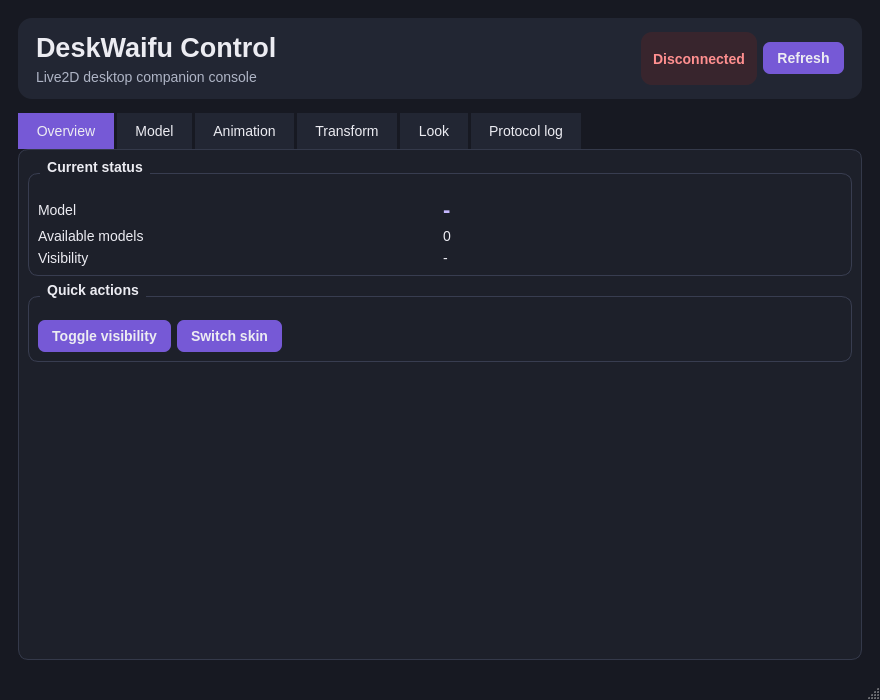
The window that control/MainWindow.ui (ad2248/DeskWaifu) describes before a commit, drawn with Qt 5.
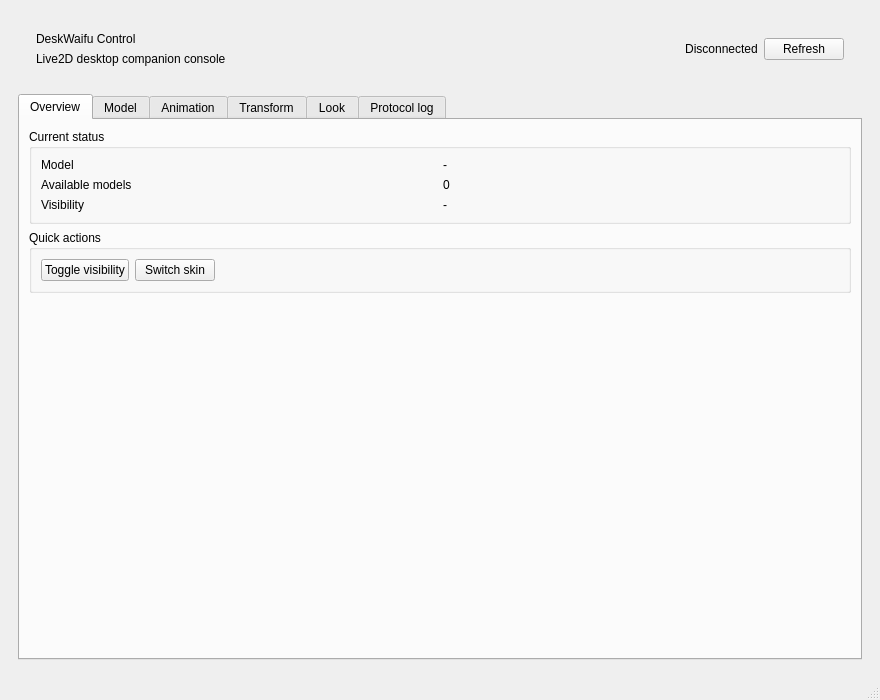
The same window after the commit.

```diff
--- a/control/MainWindow.ui
+++ b/control/MainWindow.ui
@@ -9,26 +9,6 @@
    <size><width>720</width><height>560</height></size>
   </property>
   <property name="windowTitle"><string>DeskWaifu Control</string></property>
-  <property name="styleSheet">
-   <string notr="true">QMainWindow { background: #171922; color: #ececf2; }
-QWidget { color: #ececf2; font-size: 14px; }
-QFrame#headerFrame { background: #222633; border-radius: 14px; }
-QLabel#titleLabel { font-size: 27px; font-weight: 700; }
-QLabel#subtitleLabel { color: #aeb4c5; }
-QLabel#connectionLabel { color: #ff8f8f; font-weight: 700; padding: 7px 12px; background: #38252d; border-radius: 11px; }
-QLabel#connectionLabel[connected="true"] { color: #8ce5b1; background: #20372f; }
-QTabWidget::pane { border: 1px solid #34394a; border-radius: 10px; background: #1d202a; }
-QTabBar::tab { background: #222633; padding: 10px 18px; margin-right: 3px; }
-QTabBar::tab:selected { background: #7659d6; }
-QGroupBox { border: 1px solid #383d50; border-radius: 10px; margin-top: 14px; padding-top: 14px; font-weight: 600; }
-QGroupBox::title { subcontrol-origin: margin; left: 12px; padding: 0 5px; }
-QPushButton { background: #7659d6; border: 0; border-radius: 7px; padding: 8px 14px; font-weight: 600; }
-QPushButton:hover { background: #8a70de; }
-QPushButton:disabled { background: #454858; color: #8f93a3; }
-QComboBox, QSpinBox, QDoubleSpinBox, QPlainTextEdit { background: #151720; border: 1px solid #3b4052; border-radius: 6px; padding: 6px; }
-QLabel#currentModelLabel { font-size: 22px; font-weight: 700; color: #c6b8ff; }
-QStatusBar { color: #aeb4c5; }</string>
-  </property>
   <widget class="QWidget" name="centralWidget">
    <layout class="QVBoxLayout" name="rootLayout">
     <property name="leftMargin"><number>18</number></property>
```
